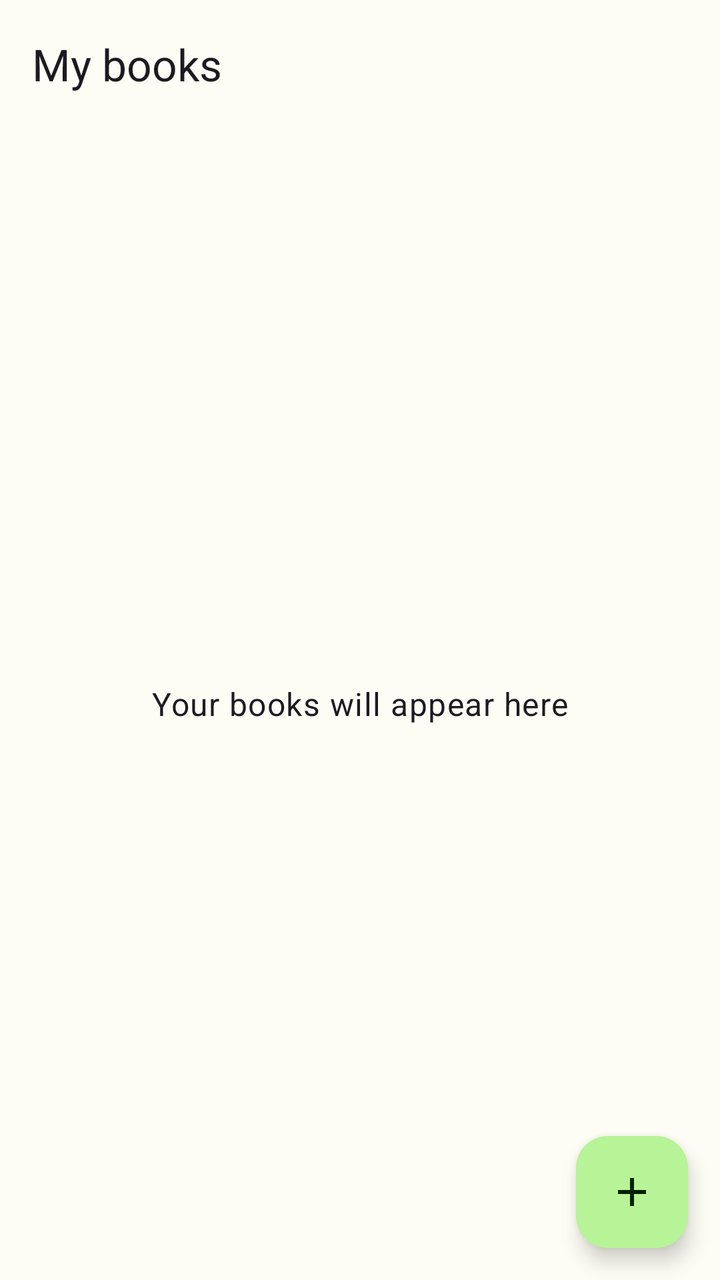
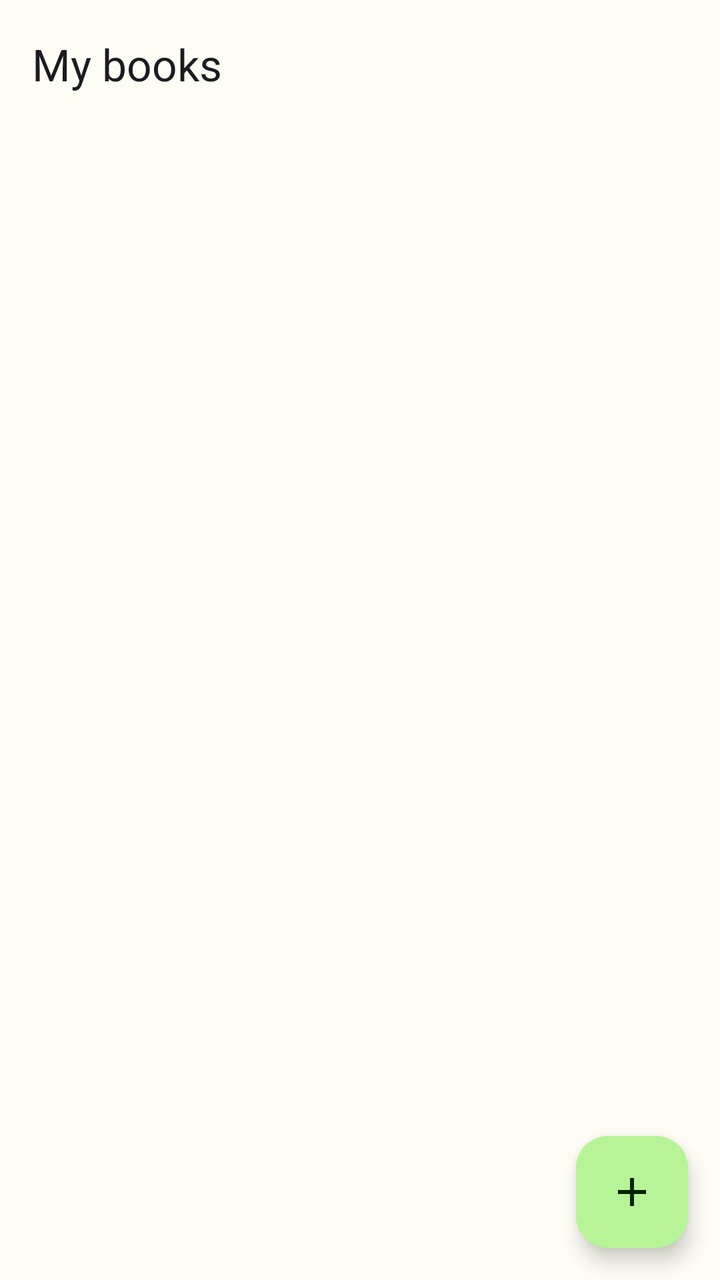

Two renders of the same Android screen: before a commit and after it. Below are the layout's source before the change and the commit's diff.
<!-- AndroidManifest.xml: application theme Theme.BookShelf -->
<!-- res/layout/fragment_book_list.xml -->
<?xml version="1.0" encoding="utf-8"?>
<androidx.coordinatorlayout.widget.CoordinatorLayout xmlns:android="http://schemas.android.com/apk/res/android"
    xmlns:app="http://schemas.android.com/apk/res-auto"
    android:layout_width="match_parent"
    android:layout_height="match_parent">

    <LinearLayout
        android:layout_width="match_parent"
        android:layout_height="match_parent"
        android:orientation="vertical">

        <com.google.android.material.appbar.MaterialToolbar
            android:id="@+id/toolbar"
            android:layout_width="match_parent"
            android:layout_height="?attr/actionBarSize"
            app:title="@string/book_list_title" />

        <FrameLayout
            android:layout_width="match_parent"
            android:layout_height="0dp"
            android:layout_weight="1">

            <TextView
                android:layout_width="wrap_content"
                android:layout_height="wrap_content"
                android:layout_gravity="center"
                android:text="@string/list_placeholder"
                android:textAppearance="?attr/textAppearanceBodyLarge" />

        </FrameLayout>

    </LinearLayout>

    <com.google.android.material.floatingactionbutton.FloatingActionButton
        android:id="@+id/addBookButton"
        android:layout_width="wrap_content"
        android:layout_height="wrap_content"
        android:layout_gravity="bottom|end"
        android:layout_margin="16dp"
        android:contentDescription="@string/add_book"
        app:srcCompat="@drawable/ic_add" />

</androidx.coordinatorlayout.widget.CoordinatorLayout>
<!-- resources referenced by this layout -->
<resources>
  <!-- drawable ic_add (drawable) -->
  <vector xmlns:android="http://schemas.android.com/apk/res/android"
      android:width="24dp"
      android:height="24dp"
      android:tint="?attr/colorControlNormal"
      android:viewportWidth="24"
      android:viewportHeight="24">
      <path
          android:fillColor="@android:color/white"
          android:pathData="M19,13h-6v6h-2v-6H5v-2h6V5h2v6h6v2z" />
  </vector>
  <string name="add_book">Add book</string>
  <string name="book_list_title">My books</string>
  <string name="list_placeholder">Your books will appear here</string>
  <style name="Theme.BookShelf" parent="Theme.Material3.DayNight.NoActionBar">
          <item name="colorPrimary">@color/primary</item>
          <item name="colorOnPrimary">@color/on_primary</item>
          <item name="colorPrimaryContainer">@color/primary_container</item>
          <item name="colorOnPrimaryContainer">@color/on_primary_container</item>
          <item name="colorSecondary">@color/secondary</item>
          <item name="colorOnSecondary">@color/on_secondary</item>
          <item name="colorSecondaryContainer">@color/secondary_container</item>
          <item name="colorOnSecondaryContainer">@color/on_secondary_container</item>
          <item name="android:colorBackground">@color/surface</item>
          <item name="colorSurface">@color/surface</item>
          <item name="colorOnSurface">@color/on_surface</item>
          <item name="colorSurfaceVariant">@color/surface_variant</item>
          <item name="colorOnSurfaceVariant">@color/on_surface_variant</item>
      </style>
  <color name="primary">#386A20</color>
  <color name="on_primary">#FFFFFF</color>
  <color name="primary_container">#B7F397</color>
  <color name="on_primary_container">#042100</color>
  <color name="secondary">#55624C</color>
  <color name="on_secondary">#FFFFFF</color>
  <color name="secondary_container">#D9E7CB</color>
  <color name="on_secondary_container">#131F0D</color>
  <color name="surface">#FDFDF5</color>
  <color name="on_surface">#1A1C18</color>
  <color name="surface_variant">#E0E4D6</color>
  <color name="on_surface_variant">#43483E</color>
</resources>

<!-- the commit's change to res/layout/fragment_book_list.xml (unified diff, before → after) -->
@@ -20,12 +20,26 @@
             android:layout_height="0dp"
             android:layout_weight="1">
 
+            <androidx.recyclerview.widget.RecyclerView
+                android:id="@+id/bookList"
+                android:layout_width="match_parent"
+                android:layout_height="match_parent"
+                android:clipToPadding="false"
+                android:paddingHorizontal="16dp"
+                android:paddingTop="8dp"
+                android:paddingBottom="96dp"
+                app:layoutManager="androidx.recyclerview.widget.LinearLayoutManager" />
+
             <TextView
+                android:id="@+id/emptyText"
                 android:layout_width="wrap_content"
                 android:layout_height="wrap_content"
                 android:layout_gravity="center"
-                android:text="@string/list_placeholder"
-                android:textAppearance="?attr/textAppearanceBodyLarge" />
+                android:layout_marginHorizontal="32dp"
+                android:gravity="center"
+                android:text="@string/empty_list"
+                android:textAppearance="?attr/textAppearanceBodyLarge"
+                android:visibility="gone" />
 
         </FrameLayout>
 
<!-- resource entries referenced after the edit -->
@@ -13,7 +13,7 @@
   </vector>
   <string name="add_book">Add book</string>
   <string name="book_list_title">My books</string>
-  <string name="list_placeholder">Your books will appear here</string>
+  <string name="empty_list">No books here yet. Tap + to add one.</string>
   <style name="Theme.BookShelf" parent="Theme.Material3.DayNight.NoActionBar">
           <item name="colorPrimary">@color/primary</item>
           <item name="colorOnPrimary">@color/on_primary</item>
